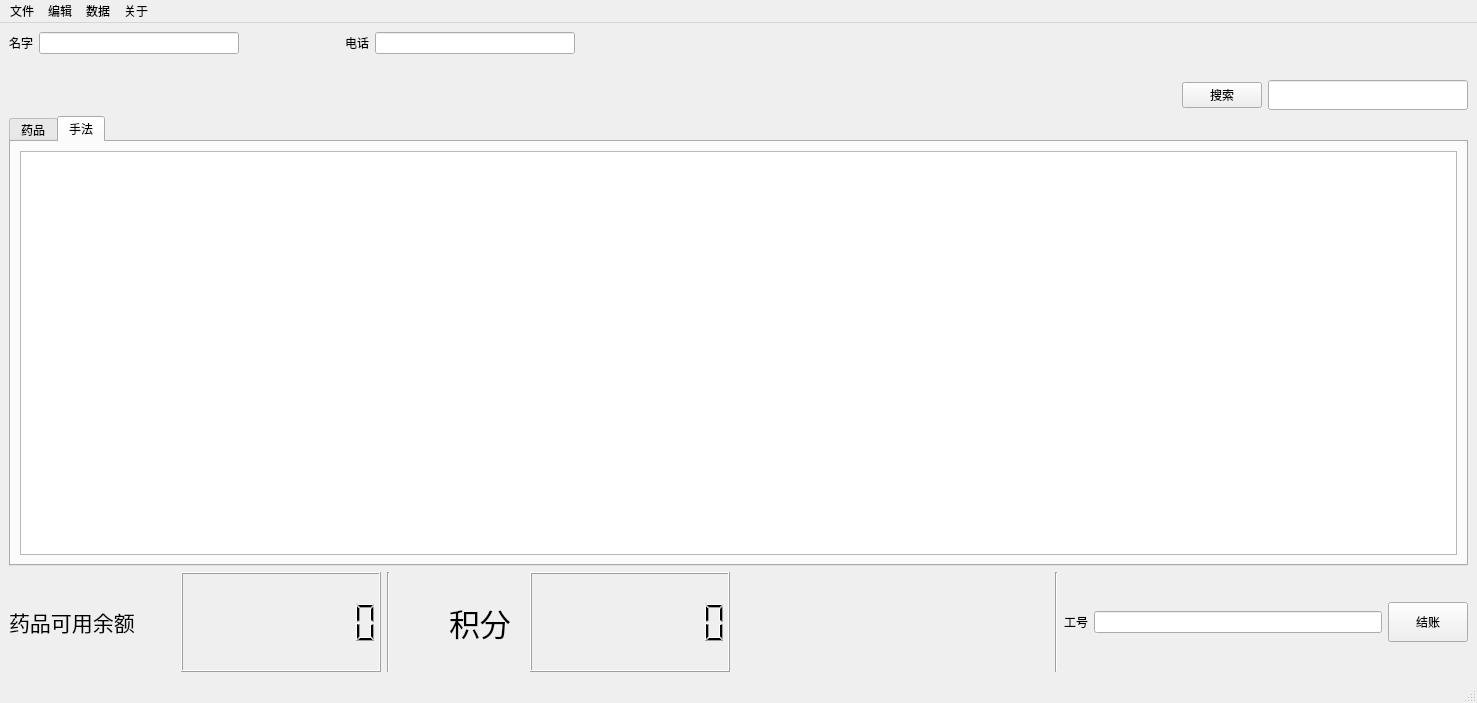
Before: the Qt Designer form Qtdesigners/主界面.ui in zhihao2020/ShopSystem, drawn with Qt 5.
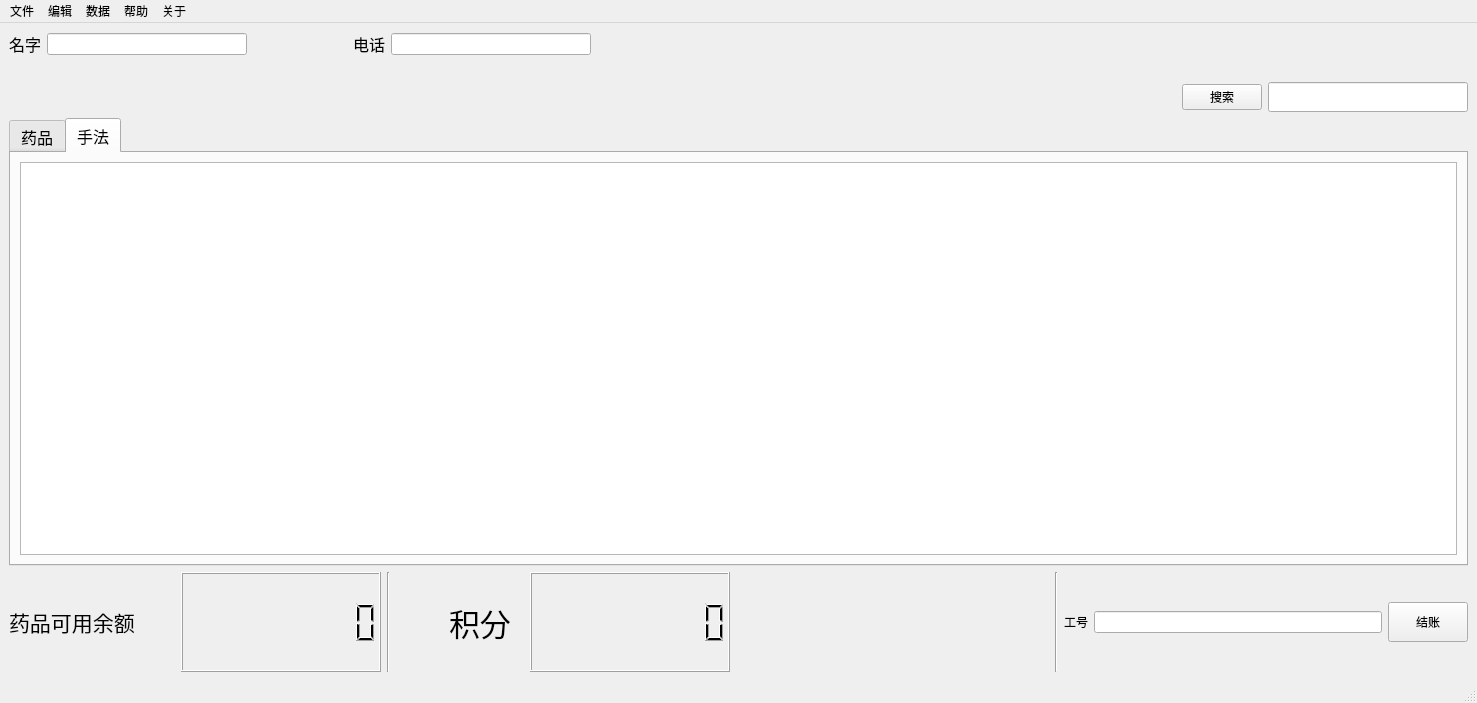
After: the same form once the commit is applied. Icons and pictures are not drawn.

```diff
--- a/Qtdesigners/主界面.ui
+++ b/Qtdesigners/主界面.ui
@@ -27,6 +27,12 @@
        <layout class="QHBoxLayout" name="horizontalLayout_5">
         <item>
          <widget class="QLabel" name="label">
+          <property name="font">
+           <font>
+            <family>AcadEref</family>
+            <pointsize>12</pointsize>
+           </font>
+          </property>
           <property name="text">
            <string>名字</string>
           </property>
@@ -60,6 +66,12 @@
         </item>
         <item>
          <widget class="QLabel" name="label_2">
+          <property name="font">
+           <font>
+            <family>AcadEref</family>
+            <pointsize>12</pointsize>
+           </font>
+          </property>
           <property name="text">
            <string>电话</string>
           </property>
@@ -143,6 +155,12 @@
       </item>
       <item>
        <widget class="QTabWidget" name="tabWidget">
+        <property name="font">
+         <font>
+          <family>AcadEref</family>
+          <pointsize>12</pointsize>
+         </font>
+        </property>
         <property name="currentIndex">
          <number>1</number>
         </property>
@@ -400,9 +418,17 @@
     </property>
     <addaction name="action"/>
    </widget>
+   <widget class="QMenu" name="menu_5">
+    <property name="title">
+     <string>帮助</string>
+    </property>
+    <addaction name="action_9"/>
+    <addaction name="action_10"/>
+   </widget>
    <addaction name="menu"/>
    <addaction name="menu_2"/>
    <addaction name="menu_3"/>
+   <addaction name="menu_5"/>
    <addaction name="menu_4"/>
   </widget>
   <widget class="QStatusBar" name="statusbar"/>
```
Left out of the diff: 23 changed lines with no effect on the pictures.
